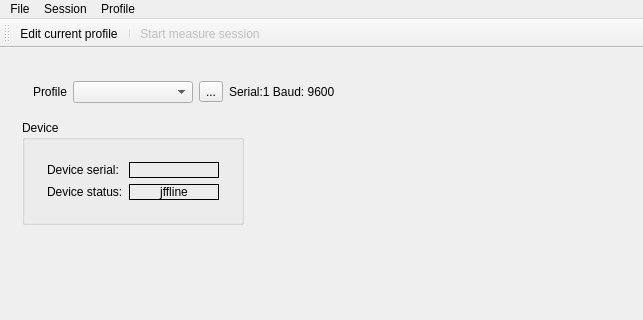
The window that dda_ctrl/experimenter/measurewindow.ui (olegyurchenko/dda-control) describes before a commit, drawn with Qt 5; both pictures show x 0 to 643 and y 0 to 320 of the 643 by 635 pixel window.
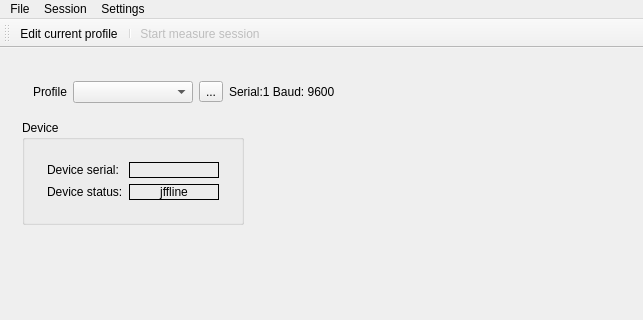
The same window after the commit. Icons and pictures are not drawn. Custom widgets are drawn as their Qt base class.

What changed in the file:
```diff
--- a/dda_ctrl/experimenter/measurewindow.ui
+++ b/dda_ctrl/experimenter/measurewindow.ui
@@ -688,7 +688,7 @@
    </widget>
    <widget class="QMenu" name="menuProfile">
     <property name="title">
-     <string>Profile</string>
+     <string>Settings</string>
     </property>
     <addaction name="actionManageProfiles"/>
     <addaction name="actionEditCurrentProfile"/>
```
Left out of the diff: 39 changed lines with no effect on the pictures.
